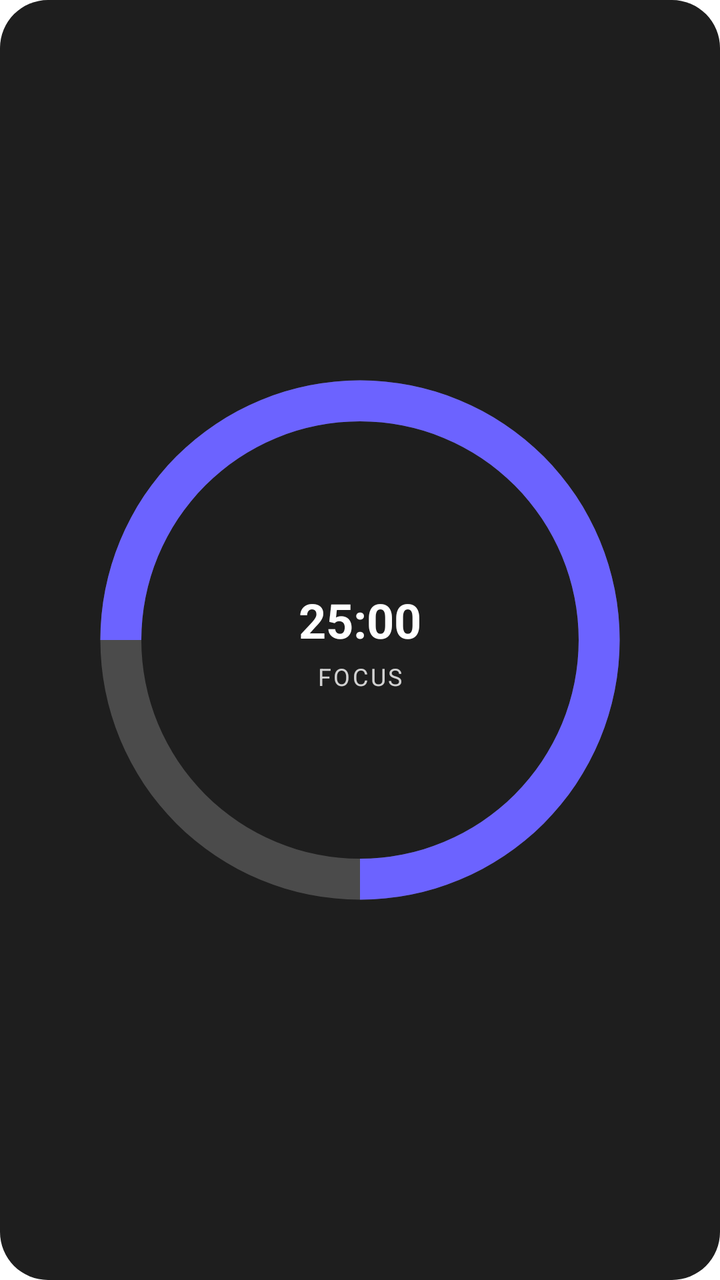
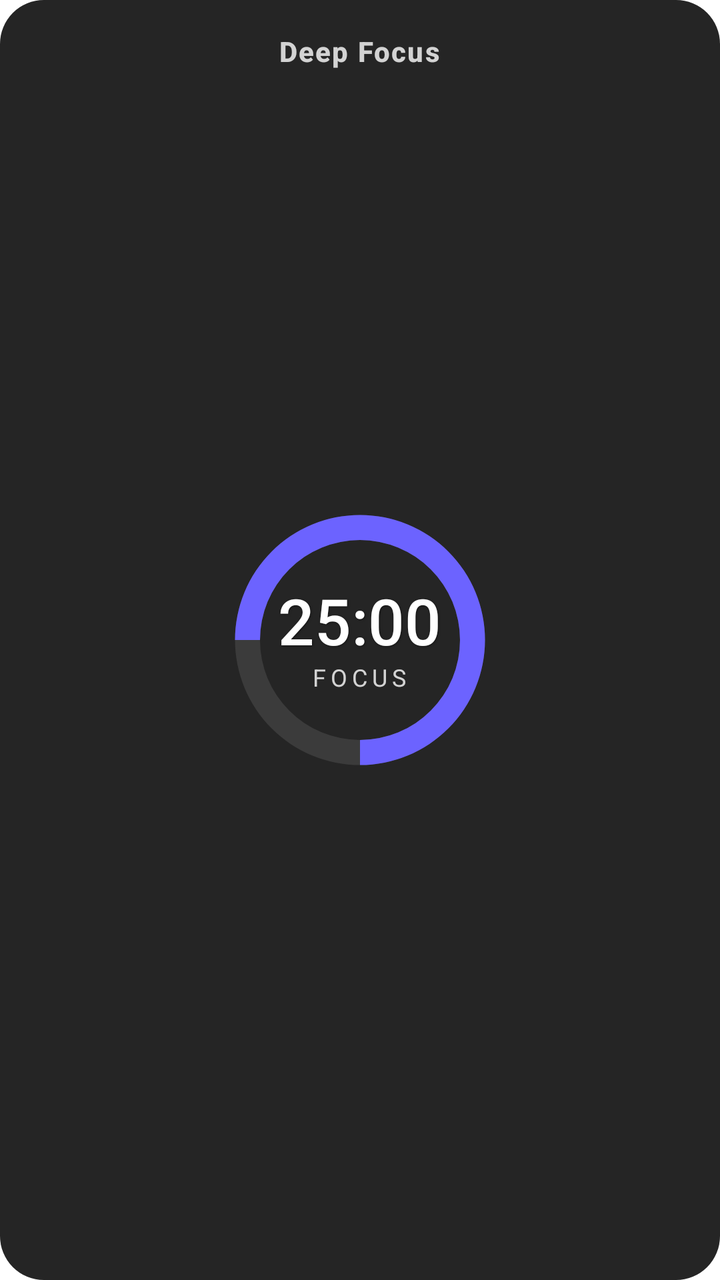

Compare the two renders of this Android layout. The source of the first and the diff that turns it into the second are given below.
<!-- AndroidManifest.xml: fallback theme Theme.MaterialComponents.DayNight.NoActionBar -->
<!-- res/layout/widget_layout.xml -->
<?xml version="1.0" encoding="utf-8"?>
<RelativeLayout xmlns:android="http://schemas.android.com/apk/res/android"
    android:layout_width="match_parent"
    android:layout_height="match_parent"
    android:background="@drawable/widget_background"
    android:padding="16dp">

    
    <ProgressBar
        android:id="@+id/widget_progress"
        style="?android:attr/progressBarStyleHorizontal"
        android:layout_width="match_parent"
        android:layout_height="match_parent"
        android:layout_centerInParent="true"
        android:max="100"
        android:progress="75"
        android:progressDrawable="@drawable/circular_progress"
        android:rotation="-90" />

    <LinearLayout
        android:layout_width="wrap_content"
        android:layout_height="wrap_content"
        android:layout_centerInParent="true"
        android:gravity="center"
        android:orientation="vertical">

        
        <TextView
            android:id="@+id/widget_timer_text"
            android:layout_width="wrap_content"
            android:layout_height="wrap_content"
            android:text="25:00"
            android:textColor="#FFFFFF"
            android:textSize="24sp"
            android:textStyle="bold" />

        
        <TextView
            android:id="@+id/widget_status_text"
            android:layout_width="wrap_content"
            android:layout_height="wrap_content"
            android:layout_marginTop="4dp"
            android:text="FOCUS"
            android:textColor="#CCFFFFFF"
            android:textSize="12sp"
            android:letterSpacing="0.1"/>
    </LinearLayout>

</RelativeLayout>
<!-- resources referenced by this layout -->
<resources>
  <!-- drawable circular_progress (drawable) -->
  <?xml version="1.0" encoding="utf-8"?>
  <layer-list xmlns:android="http://schemas.android.com/apk/res/android">
      <item>
          <shape android:shape="ring" android:thicknessRatio="16" android:useLevel="false">
              <solid android:color="#33FFFFFF" /> 
          </shape>
      </item>
      <item>
          <rotate
              android:fromDegrees="270"
              android:toDegrees="270">
              <shape
                  android:shape="ring"
                  android:thicknessRatio="16"
                  android:useLevel="true">
                  <solid android:color="#6C63FF" /> 
              </shape>
          </rotate>
      </item>
  </layer-list>
  <!-- drawable widget_background (drawable) -->
  <?xml version="1.0" encoding="utf-8"?>
  <shape xmlns:android="http://schemas.android.com/apk/res/android">
      <solid android:color="#1E1E1E" /> 
      <corners android:radius="24dp" />
  </shape>
</resources>

<!-- the commit's change to res/layout/widget_layout.xml (unified diff, before → after) -->
@@ -1,49 +1,78 @@
 <?xml version="1.0" encoding="utf-8"?>
 <RelativeLayout xmlns:android="http://schemas.android.com/apk/res/android"
+    android:id="@+id/widget_root"
     android:layout_width="match_parent"
     android:layout_height="match_parent"
     android:background="@drawable/widget_background"
-    android:padding="16dp">
+    android:padding="12dp">
 
     
-    <ProgressBar
-        android:id="@+id/widget_progress"
-        style="?android:attr/progressBarStyleHorizontal"
-        android:layout_width="match_parent"
-        android:layout_height="match_parent"
-        android:layout_centerInParent="true"
-        android:max="100"
-        android:progress="75"
-        android:progressDrawable="@drawable/circular_progress"
-        android:rotation="-90" />
+    <TextView
+        android:layout_width="wrap_content"
+        android:layout_height="wrap_content"
+        android:layout_alignParentTop="true"
+        android:layout_centerHorizontal="true"
+        android:layout_marginTop="4dp"
+        android:text="Deep Focus"
+        android:textColor="#CCFFFFFF"
+        android:textSize="14sp"
+        android:letterSpacing="0.05"
+        android:textStyle="bold"
+        android:fontFamily="sans-serif-medium" />
 
-    <LinearLayout
+    
+    <FrameLayout
         android:layout_width="wrap_content"
         android:layout_height="wrap_content"
         android:layout_centerInParent="true"
-        android:gravity="center"
-        android:orientation="vertical">
+        android:layout_marginTop="16dp">
 
         
-        <TextView
-            android:id="@+id/widget_timer_text"
+        <ProgressBar
+            android:id="@+id/widget_progress"
+            style="?android:attr/progressBarStyleHorizontal"
+            android:layout_width="150dp"
+            android:layout_height="150dp"
+            android:layout_gravity="center"
+            android:max="100"
+            android:progress="75"
+            android:progressDrawable="@drawable/circular_progress"
+            android:rotation="-90" />
+
+        <LinearLayout
             android:layout_width="wrap_content"
             android:layout_height="wrap_content"
-            android:text="25:00"
-            android:textColor="#FFFFFF"
-            android:textSize="24sp"
-            android:textStyle="bold" />
+            android:layout_gravity="center"
+            android:gravity="center"
+            android:orientation="vertical">
 
-        
-        <TextView
-            android:id="@+id/widget_status_text"
-            android:layout_width="wrap_content"
-            android:layout_height="wrap_content"
-            android:layout_marginTop="4dp"
-            android:text="FOCUS"
-            android:textColor="#CCFFFFFF"
-            android:textSize="12sp"
-            android:letterSpacing="0.1"/>
-    </LinearLayout>
+            
+            <TextView
+                android:id="@+id/widget_timer_text"
+                android:layout_width="wrap_content"
+                android:layout_height="wrap_content"
+                android:text="25:00"
+                android:textColor="#FFFFFF"
+                android:textSize="32sp"
+                android:fontFamily="sans-serif-medium"
+                android:shadowColor="#80000000"
+                android:shadowDx="1"
+                android:shadowDy="1"
+                android:shadowRadius="2"
+                android:includeFontPadding="false" />
+
+            
+            <TextView
+                android:id="@+id/widget_status_text"
+                android:layout_width="wrap_content"
+                android:layout_height="wrap_content"
+                android:layout_marginTop="0dp"
+                android:text="FOCUS"
+                android:textColor="#CCFFFFFF"
+                android:textSize="12sp"
+                android:letterSpacing="0.2"
+                android:textAllCaps="true" />
+        </LinearLayout>
+    </FrameLayout>
 
 </RelativeLayout>
<!-- resource entries referenced after the edit -->
@@ -4,8 +4,8 @@
   <?xml version="1.0" encoding="utf-8"?>
   <layer-list xmlns:android="http://schemas.android.com/apk/res/android">
       <item>
-          <shape android:shape="ring" android:thicknessRatio="16" android:useLevel="false">
-              <solid android:color="#33FFFFFF" /> 
+          <shape android:shape="ring" android:thicknessRatio="12" android:useLevel="false">
+              <solid android:color="#1AFFFFFF" /> 
           </shape>
       </item>
       <item>
@@ -14,7 +14,7 @@
               android:toDegrees="270">
               <shape
                   android:shape="ring"
-                  android:thicknessRatio="16"
+                  android:thicknessRatio="12"
                   android:useLevel="true">
                   <solid android:color="#6C63FF" /> 
               </shape>
@@ -24,8 +24,8 @@
   <!-- drawable widget_background (drawable) -->
   <?xml version="1.0" encoding="utf-8"?>
   <shape xmlns:android="http://schemas.android.com/apk/res/android">
-      <solid android:color="#1E1E1E" /> 
-      <corners android:radius="24dp" />
+      <solid android:color="#252525" /> 
+      <corners android:radius="22dp" /> 
   </shape>
 </resources>
 
